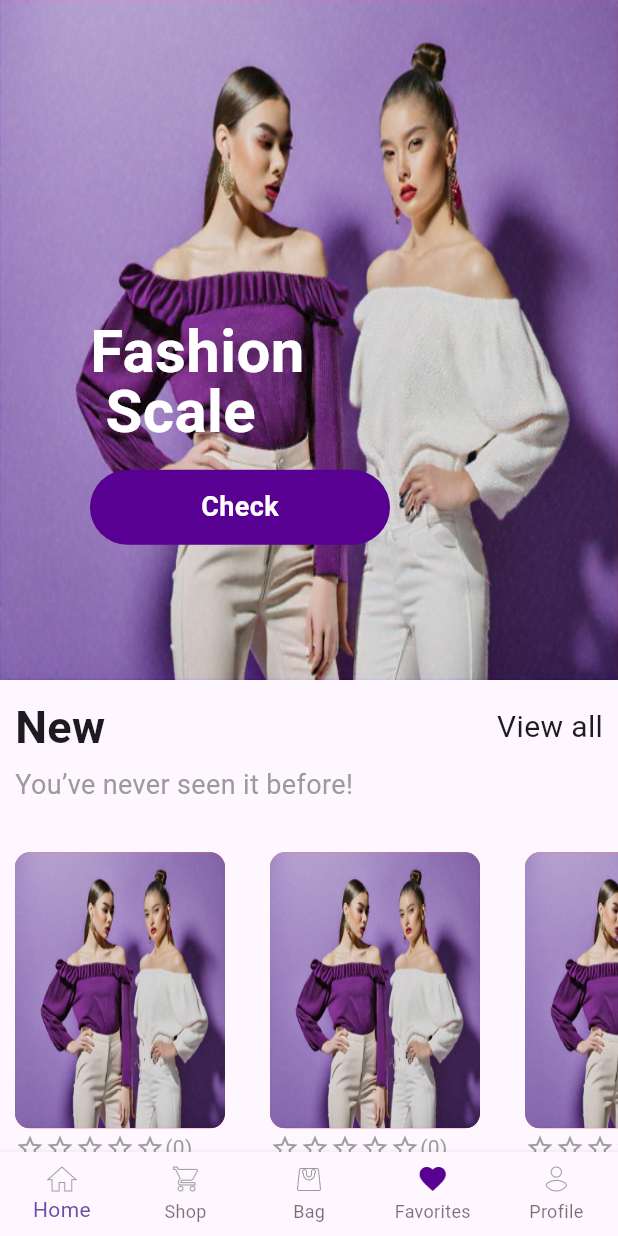
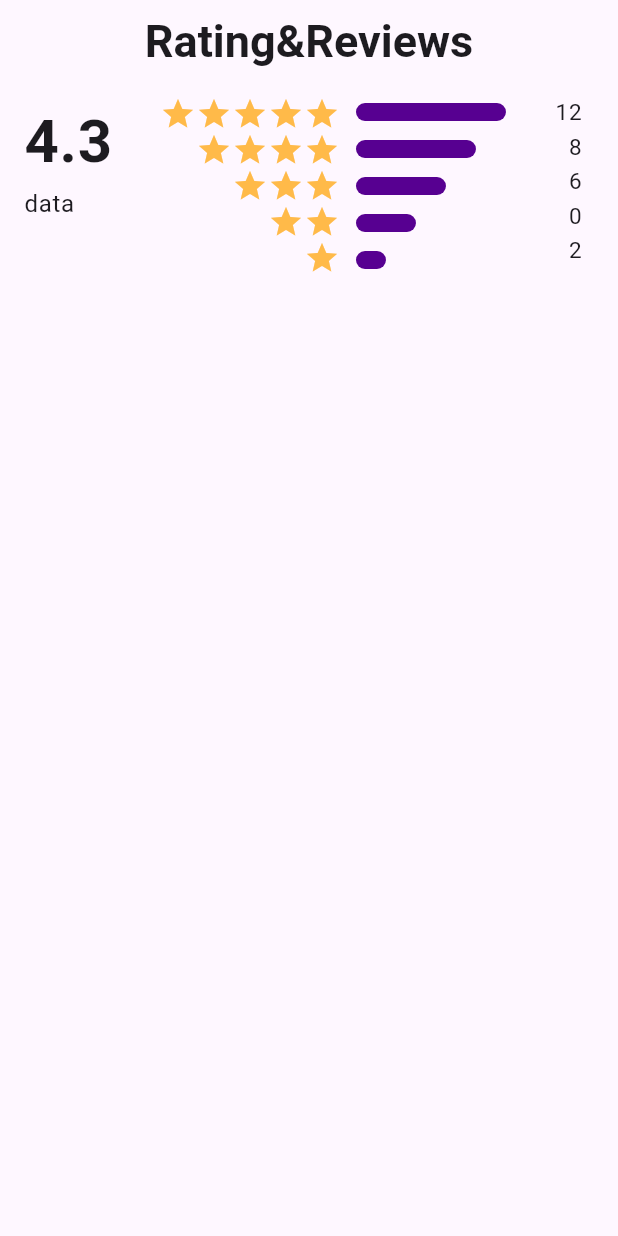
Before and after one commit to Ahmed-Ewaida/Cloth_App, a Flutter app: the screen it shows after launch, on a phone screen of 412 x 824 dp. Run offline on Flutter 3.47's test engine with Material 3 defaults, Android fonts, the phone set to English and light mode, and no system bars.

Commit message:
ahmed comment

```diff
--- a/lib/features/Prodect/presentation/views/Widgets/list_choice.dart
+++ b/lib/features/Prodect/presentation/views/Widgets/Prodect_Widgets/list_choice.dart
@@ -1,4 +1,4 @@
-import 'package:cloyhapp/features/Prodect/presentation/views/Widgets/text_bottom_display.dart';
+import 'package:cloyhapp/features/Prodect/presentation/views/Widgets/Prodect_Widgets/text_bottom_display.dart';
 import 'package:flutter/material.dart';
 
 
@@ -17,9 +17,9 @@ class _ListChoiceState extends State<ListChoice> {
       padding: const EdgeInsets.symmetric(horizontal: 10),
       child: Row(
         children: [
-          TextBottomDisplay(title: "Size", items: 'homescreen'),
+          TextBottomDisplay(title: "Size", items: "/prodectcard"),
           SizedBox(width: 10,),
-          TextBottomDisplay(title: "Color", items: "My Orders"),
+          TextBottomDisplay(title: "Color", items: "/prodectcard"),
           SizedBox(width: 10,),
           InkWell(
               onTap: (){
--- a/lib/features/Prodect/presentation/views/Widgets/prodect_body_details.dart
+++ b/lib/features/Prodect/presentation/views/Widgets/Prodect_Widgets/prodect_body_details.dart
@@ -1,7 +1,7 @@
-import 'package:cloyhapp/features/Prodect/presentation/views/Widgets/prodect_show_details.dart';
+import 'package:cloyhapp/features/Prodect/presentation/views/Widgets/Prodect_Widgets/prodect_show_details.dart';
 import 'package:flutter/material.dart';
 
-import '../../../../../core/Utils/Widgets/btn_main.dart';
+import '../../../../../../core/Utils/Widgets/btn_main.dart';
 import 'list_choice.dart';
 import 'list_view_images.dart';
 
--- a/lib/features/Prodect/presentation/views/Widgets/prodect_show_details.dart
+++ b/lib/features/Prodect/presentation/views/Widgets/Prodect_Widgets/prodect_show_details.dart
@@ -1,7 +1,7 @@
 import 'package:cloyhapp/core/Utils/color.dart';
 import 'package:cloyhapp/features/Home/presentation/veiws/widget/listView.builder_New.dart';
-import 'package:cloyhapp/features/Prodect/presentation/views/Widgets/list_choice.dart';
-import 'package:cloyhapp/features/Prodect/presentation/views/Widgets/text_bottom_display.dart';
+import 'package:cloyhapp/features/Prodect/presentation/views/Widgets/Prodect_Widgets/list_choice.dart';
+import 'package:cloyhapp/features/Prodect/presentation/views/Widgets/Prodect_Widgets/text_bottom_display.dart';
 import 'package:flutter/material.dart';
 
 class ProdectShowDetails extends StatelessWidget {
--- a/lib/features/Prodect/presentation/views/Widgets/prodect_body.dart
+++ b/lib/features/Prodect/presentation/views/Widgets/prodect_body.dart
@@ -1,7 +1,7 @@
 import 'package:cloyhapp/core/Utils/Widgets/btn_main.dart';
-import 'package:cloyhapp/features/Prodect/presentation/views/Widgets/list_choice.dart';
-import 'package:cloyhapp/features/Prodect/presentation/views/Widgets/list_view_images.dart';
-import 'package:cloyhapp/features/Prodect/presentation/views/Widgets/prodect_body_details.dart';
+import 'package:cloyhapp/features/Prodect/presentation/views/Widgets/Prodect_Widgets/list_choice.dart';
+import 'package:cloyhapp/features/Prodect/presentation/views/Widgets/Prodect_Widgets/list_view_images.dart';
+import 'package:cloyhapp/features/Prodect/presentation/views/Widgets/Prodect_Widgets/prodect_body_details.dart';
 import 'package:flutter/material.dart';
 
 class ProdectBody extends StatelessWidget {
--- /dev/null
+++ b/lib/features/Prodect/presentation/views/prodect_rating_screen.dart
@@ -0,0 +1,153 @@
+import 'package:cloyhapp/core/Utils/color.dart';
+import 'package:flutter/material.dart';
+
+
+class ProdectRatingScreen extends StatelessWidget {
+  const ProdectRatingScreen({super.key});
+
+  @override
+  Widget build(BuildContext context) {
+    return Scaffold(
+      appBar: AppBar(
+        title: Text("Rating&Reviews",style: TextStyle(fontSize: 30,fontWeight: FontWeight.w700),),
+        centerTitle: true,
+      ),
+      body: SizedBox(
+        height: 120,
+        width: double.infinity,
+        child:ListTile(
+        title:Row(
+          crossAxisAlignment: CrossAxisAlignment.start,
+          mainAxisAlignment: MainAxisAlignment.spaceBetween,
+          children: [
+            Column(
+              crossAxisAlignment: CrossAxisAlignment.start,
+              children: [
+                Text("4.3  ",style: TextStyle(fontSize: 40,fontWeight: FontWeight.bold),),
+                Text("data"),
+              ],
+            ),
+            SizedBox(
+              child: Column(
+                crossAxisAlignment: CrossAxisAlignment.end,
+                children: [
+                  Row(
+                    children: [
+                      Icon(Icons.star,color: StaticColors.star_color,),
+                      Icon(Icons.star,color: StaticColors.star_color,),
+                      Icon(Icons.star,color: StaticColors.star_color,),
+                      Icon(Icons.star,color: StaticColors.star_color,),
+                      Icon(Icons.star,color: StaticColors.star_color,),
+                    ],
+                  ),
+                  Row(
+                    children: [
+                      Icon(Icons.star,color: StaticColors.star_color,),
+                      Icon(Icons.star,color: StaticColors.star_color,),
+                      Icon(Icons.star,color: StaticColors.star_color,),
+                      Icon(Icons.star,color: StaticColors.star_color,),
+                    ],
+                  ),
+                  Row(
+                    children: [
+                      Icon(Icons.star,color: StaticColors.star_color,),
+                      Icon(Icons.star,color: StaticColors.star_color,),
+                      Icon(Icons.star,color: StaticColors.star_color,),
+                    ],
+                  ),
+                  Row(
+                    mainAxisAlignment: MainAxisAlignment.end,
+                    children: [
+                      Icon(Icons.star,color: StaticColors.star_color,),
+                      Icon(Icons.star,color: StaticColors.star_color,),
+
+                    ],
+                  ),
+                  Row(
+                    children: [
+                      Icon(Icons.star,color: StaticColors.star_color,),
+
+                    ],
+                  ),
+                ],
+              ),
+            ),
+            SizedBox(
+              child: Column(
+                crossAxisAlignment: CrossAxisAlignment.start,
+                mainAxisAlignment: MainAxisAlignment.spaceEvenly,
+                children: [
+                  Container(
+
+                    height: 12,
+                    width:100,
+                    decoration: BoxDecoration(
+                        color: StaticColors.util_color,
+                      borderRadius: BorderRadius.circular(15)
+                    ),
+
+                  ),
+                  Container(
+                    margin: EdgeInsets.only(top: 8),
+                    height: 12,
+                    width:80,
+                    decoration: BoxDecoration(
+                        color: StaticColors.util_color,
+                      borderRadius: BorderRadius.circular(15)
+                    ),
+
+                  ),
+                  Container(
+                    margin: EdgeInsets.only(top: 8),
+                    height: 12,
+                    width:60,
+                    decoration: BoxDecoration(
+                        color: StaticColors.util_color,
+                      borderRadius: BorderRadius.circular(15)
+                    ),
+
+                  ),
+                  Container(
+                    margin: EdgeInsets.only(top: 8),
+                    height: 12,
+                    width:40,
+                    decoration: BoxDecoration(
+                        color: StaticColors.util_color,
+                      borderRadius: BorderRadius.circular(15)
+                    ),
+
+                  ),
+                  Container(
+                    margin: EdgeInsets.only(top: 8),
+                    height: 12,
+                    width:20,
+                    decoration: BoxDecoration(
+                        color: StaticColors.util_color,
+                      borderRadius: BorderRadius.circular(15)
+                    ),
+
+                  ),
+                ],
+              ),
+            ),
+            SizedBox(
+              width: 40,
+              child: Column(
+                crossAxisAlignment: CrossAxisAlignment.end,
+                children: [
+                  Text("12",style: TextStyle(fontSize: 15),),
+                  Text("8",style: TextStyle(fontSize: 15),),
+                  Text("6",style: TextStyle(fontSize: 15),),
+                  Text("0",style: TextStyle(fontSize: 15),),
+                  Text("2",style: TextStyle(fontSize: 15),),
+                ],
+              ),
+            )
+          ],
+        ),
+
+                  ) ,
+      ),
+    );
+  }
+}
--- a/lib/main.dart
+++ b/lib/main.dart
@@ -4,6 +4,8 @@ import 'package:cloyhapp/features/Home/presentation/main_home_screen.dart';
 import 'package:cloyhapp/features/MyOrders/presentation/views/MyOrder_screen.dart';
 import 'package:cloyhapp/features/MyOrders/presentation/views/widgets/MyOrder_body.dart';
 import 'package:cloyhapp/features/MyProfile/presentation/views/MyProfile_Screen.dart';
+import 'package:cloyhapp/features/Prodect/presentation/views/prodect_card_screen.dart';
+import 'package:cloyhapp/features/Prodect/presentation/views/prodect_rating_screen.dart';
 import 'package:cloyhapp/features/checkOut/presentation/view/checkOut.dart';
 import 'package:flutter/material.dart';
 import 'package:cloyhapp/core/app_router.dart';
@@ -25,7 +27,7 @@ class MyApp extends StatelessWidget {
       ),
        // debugShowCheckedModeBanner: false,
        // onGenerateRoute: appRouter.generateRoute,
-      home: MainHomeScreen(),
+      home:ProdectRatingScreen(),
 
     );
   }
```
Also changed, not shown: lib/features/Prodect/presentation/views/Widgets/Prodect_Card_Widgets/grid_view_item.dart (added, +43 -0 lines), lib/features/Prodect/presentation/views/Widgets/Prodect_Card_Widgets/size_bottom_model.dart (added, +35 -0 lines), lib/features/Prodect/presentation/views/Widgets/Prodect_Card_Widgets/size_show_model_item.dart (added, +21 -0 lines), lib/features/Prodect/presentation/views/Widgets/Prodect_Widgets/text_bottom_display.dart (added, +28 -0 lines), lib/features/Prodect/presentation/views/Widgets/prodect_card_body.dart (added, +18 -0 lines), lib/features/Prodect/presentation/views/Widgets/size_bottom_model.dart (deleted, +0 -31 lines), lib/features/Prodect/presentation/views/Widgets/text_bottom_display.dart (deleted, +0 -30 lines), lib/features/Prodect/presentation/views/prodect_card_screen.dart (+5 -8 lines), lib/features/Prodect/presentation/views/Widgets/Prodect_Widgets/list_view_images.dart (renamed from lib/features/Prodect/presentation/views/Widgets/list_view_images.dart), lib/features/Prodect/presentation/views/Widgets/grid_view_item.dart (deleted).
